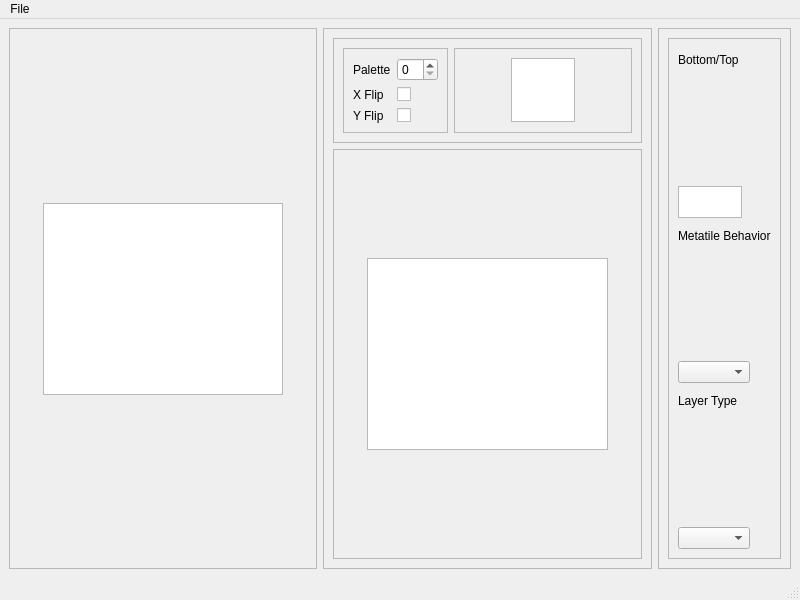
Above: forms/tileseteditor.ui from huderlem/porymap before the change. Below: the same form after it.
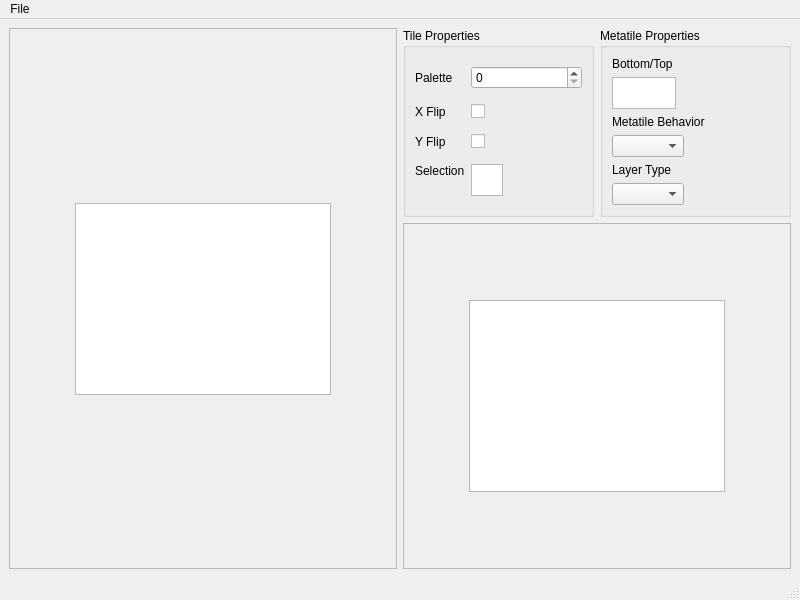
That is the form after the change.

```diff
--- a/forms/tileseteditor.ui
+++ b/forms/tileseteditor.ui
@@ -25,7 +25,7 @@
         <rect>
          <x>0</x>
          <y>0</y>
-         <width>308</width>
+         <width>386</width>
          <height>539</height>
         </rect>
        </property>
@@ -99,37 +99,54 @@
     <item>
      <widget class="QFrame" name="frame_2">
       <property name="frameShape">
-       <enum>QFrame::StyledPanel</enum>
+       <enum>QFrame::NoFrame</enum>
       </property>
       <property name="frameShadow">
        <enum>QFrame::Raised</enum>
       </property>
       <layout class="QVBoxLayout" name="verticalLayout">
+       <property name="leftMargin">
+        <number>0</number>
+       </property>
+       <property name="topMargin">
+        <number>0</number>
+       </property>
+       <property name="rightMargin">
+        <number>0</number>
+       </property>
+       <property name="bottomMargin">
+        <number>0</number>
+       </property>
        <item alignment="Qt::AlignTop">
         <widget class="QFrame" name="frame_4">
          <property name="frameShape">
-          <enum>QFrame::StyledPanel</enum>
+          <enum>QFrame::NoFrame</enum>
          </property>
          <property name="frameShadow">
           <enum>QFrame::Raised</enum>
          </property>
          <layout class="QHBoxLayout" name="horizontalLayout_4">
+          <property name="leftMargin">
+           <number>0</number>
+          </property>
+          <property name="topMargin">
+           <number>0</number>
+          </property>
+          <property name="rightMargin">
+           <number>0</number>
+          </property>
+          <property name="bottomMargin">
+           <number>0</number>
+          </property>
           <item>
-           <widget class="QFrame" name="frame_3">
-            <property name="frameShape">
-             <enum>QFrame::StyledPanel</enum>
+           <widget class="QGroupBox" name="groupBox">
+            <property name="title">
+             <string>Tile Properties</string>
             </property>
-            <property name="frameShadow">
-             <enum>QFrame::Raised</enum>
+            <property name="flat">
+             <bool>false</bool>
             </property>
-            <layout class="QFormLayout" name="formLayout_3">
-             <item row="2" column="0">
-              <widget class="QLabel" name="label_3">
-               <property name="text">
-                <string>Y Flip</string>
-               </property>
-              </widget>
-             </item>
+            <layout class="QFormLayout" name="formLayout">
              <item row="0" column="0">
               <widget class="QLabel" name="label">
                <property name="text">
@@ -147,6 +164,26 @@
                </property>
               </widget>
              </item>
+             <item row="2" column="0">
+              <widget class="QLabel" name="label_3">
+               <property name="text">
+                <string>Y Flip</string>
+               </property>
+              </widget>
+             </item>
+             <item row="3" column="0">
+              <widget class="QLabel" name="label_7">
+               <property name="sizePolicy">
+                <sizepolicy hsizetype="Fixed" vsizetype="Fixed">
+                 <horstretch>0</horstretch>
+                 <verstretch>0</verstretch>
+                </sizepolicy>
+               </property>
+               <property name="text">
+                <string>Selection</string>
+               </property>
+              </widget>
+             </item>
              <item row="1" column="1">
               <widget class="QCheckBox" name="checkBox_xFlip">
                <property name="layoutDirection">
@@ -164,30 +201,65 @@
                </property>
               </widget>
              </item>
-            </layout>
-           </widget>
-          </item>
-          <item>
-           <widget class="QFrame" name="frame_5">
-            <property name="frameShape">
-             <enum>QFrame::StyledPanel</enum>
-            </property>
-            <property name="frameShadow">
-             <enum>QFrame::Raised</enum>
-            </property>
-            <layout class="QGridLayout" name="gridLayout_3">
-             <item row="0" column="0">
+             <item row="3" column="1">
               <widget class="QGraphicsView" name="graphicsView_selectedTile">
                <property name="minimumSize">
                 <size>
+                 <width>16</width>
+                 <height>16</height>
+                </size>
+               </property>
+               <property name="maximumSize">
+                <size>
                  <width>32</width>
                  <height>32</height>
                 </size>
                </property>
+               <property name="frameShape">
+                <enum>QFrame::StyledPanel</enum>
+               </property>
+               <property name="verticalScrollBarPolicy">
+                <enum>Qt::ScrollBarAlwaysOff</enum>
+               </property>
+               <property name="horizontalScrollBarPolicy">
+                <enum>Qt::ScrollBarAlwaysOff</enum>
+               </property>
+              </widget>
+             </item>
+            </layout>
+           </widget>
+          </item>
+          <item>
+           <widget class="QGroupBox" name="groupBox_2">
+            <property name="title">
+             <string>Metatile Properties</string>
+            </property>
+            <property name="flat">
+             <bool>false</bool>
+            </property>
+            <property name="checkable">
+             <bool>false</bool>
+            </property>
+            <layout class="QFormLayout" name="formLayout_2">
+             <item row="0" column="0">
+              <widget class="QLabel" name="label_4">
+               <property name="text">
+                <string>Bottom/Top</string>
+               </property>
+              </widget>
+             </item>
+             <item row="1" column="0">
+              <widget class="QGraphicsView" name="graphicsView_metatileLayers">
+               <property name="minimumSize">
+                <size>
+                 <width>64</width>
+                 <height>32</height>
+                </size>
+               </property>
                <property name="maximumSize">
                 <size>
                  <width>64</width>
-                 <height>64</height>
+                 <height>32</height>
                 </size>
                </property>
                <property name="verticalScrollBarPolicy">
@@ -198,6 +270,26 @@
                </property>
               </widget>
              </item>
+             <item row="2" column="0">
+              <widget class="QLabel" name="label_5">
+               <property name="text">
+                <string>Metatile Behavior</string>
+               </property>
+              </widget>
+             </item>
+             <item row="3" column="0">
+              <widget class="QComboBox" name="comboBox_metatileBehaviors"/>
+             </item>
+             <item row="4" column="0">
+              <widget class="QLabel" name="label_6">
+               <property name="text">
+                <string>Layer Type</string>
+               </property>
+              </widget>
+             </item>
+             <item row="5" column="0">
+              <widget class="QComboBox" name="comboBox_layerType"/>
+             </item>
             </layout>
            </widget>
           </item>
@@ -214,8 +306,8 @@
            <rect>
             <x>0</x>
             <y>0</y>
-            <width>309</width>
-            <height>409</height>
+            <width>386</width>
+            <height>361</height>
            </rect>
           </property>
           <layout class="QGridLayout" name="gridLayout_2">
@@ -288,85 +380,6 @@
       </layout>
      </widget>
     </item>
-    <item>
-     <widget class="QFrame" name="frame">
-      <property name="frameShape">
-       <enum>QFrame::StyledPanel</enum>
-      </property>
-      <property name="frameShadow">
-       <enum>QFrame::Raised</enum>
-      </property>
-      <layout class="QVBoxLayout" name="verticalLayout_2">
-       <item>
-        <widget class="QFrame" name="frame_6">
-         <property name="minimumSize">
-          <size>
-           <width>0</width>
-           <height>0</height>
-          </size>
-         </property>
-         <property name="frameShape">
-          <enum>QFrame::StyledPanel</enum>
-         </property>
-         <property name="frameShadow">
-          <enum>QFrame::Raised</enum>
-         </property>
-         <layout class="QFormLayout" name="formLayout">
-          <item row="0" column="0">
-           <widget class="QLabel" name="label_4">
-            <property name="text">
-             <string>Bottom/Top</string>
-            </property>
-           </widget>
-          </item>
-          <item row="1" column="0">
-           <widget class="QGraphicsView" name="graphicsView_metatileLayers">
-            <property name="minimumSize">
-             <size>
-              <width>64</width>
-              <height>32</height>
-             </size>
-            </property>
-            <property name="maximumSize">
-             <size>
-              <width>64</width>
-              <height>32</height>
-             </size>
-            </property>
-            <property name="verticalScrollBarPolicy">
-             <enum>Qt::ScrollBarAlwaysOff</enum>
-            </property>
-            <property name="horizontalScrollBarPolicy">
-             <enum>Qt::ScrollBarAlwaysOff</enum>
-            </property>
-           </widget>
-          </item>
-          <item row="2" column="0">
-           <widget class="QLabel" name="label_5">
-            <property name="text">
-             <string>Metatile Behavior</string>
-            </property>
-           </widget>
-          </item>
-          <item row="3" column="0">
-           <widget class="QComboBox" name="comboBox_metatileBehaviors"/>
-          </item>
-          <item row="4" column="0">
-           <widget class="QLabel" name="label_6">
-            <property name="text">
-             <string>Layer Type</string>
-            </property>
-           </widget>
-          </item>
-          <item row="5" column="0">
-           <widget class="QComboBox" name="comboBox_layerType"/>
-          </item>
-         </layout>
-        </widget>
-       </item>
-      </layout>
-     </widget>
-    </item>
    </layout>
   </widget>
   <widget class="QMenuBar" name="menubar">
```
